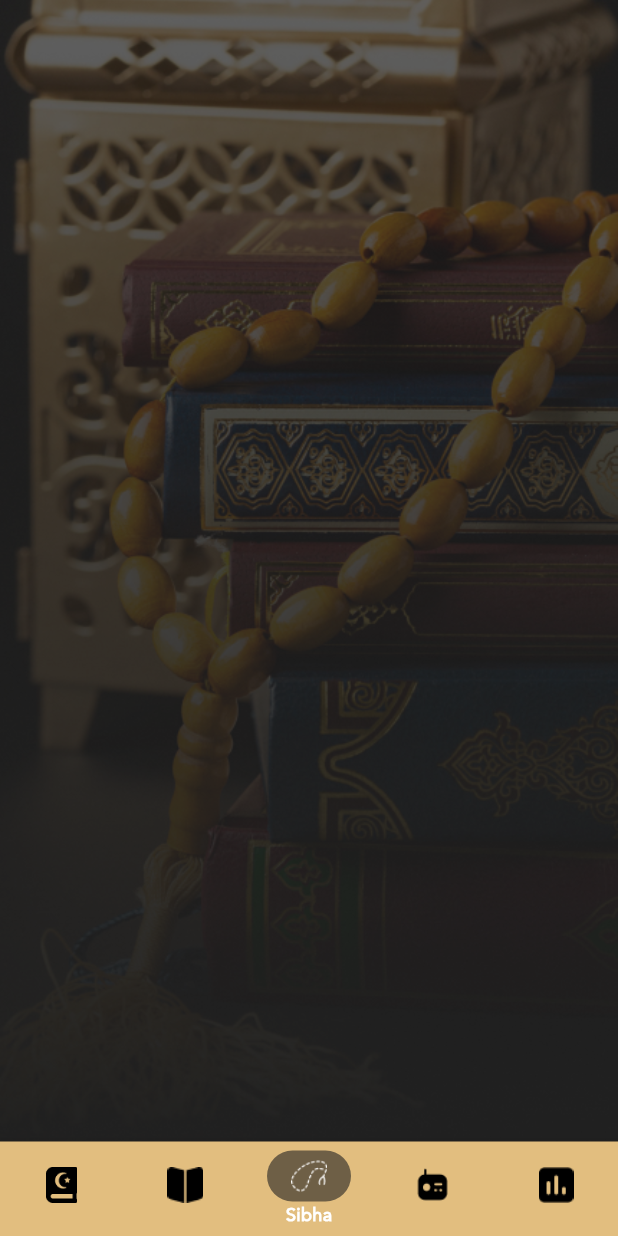
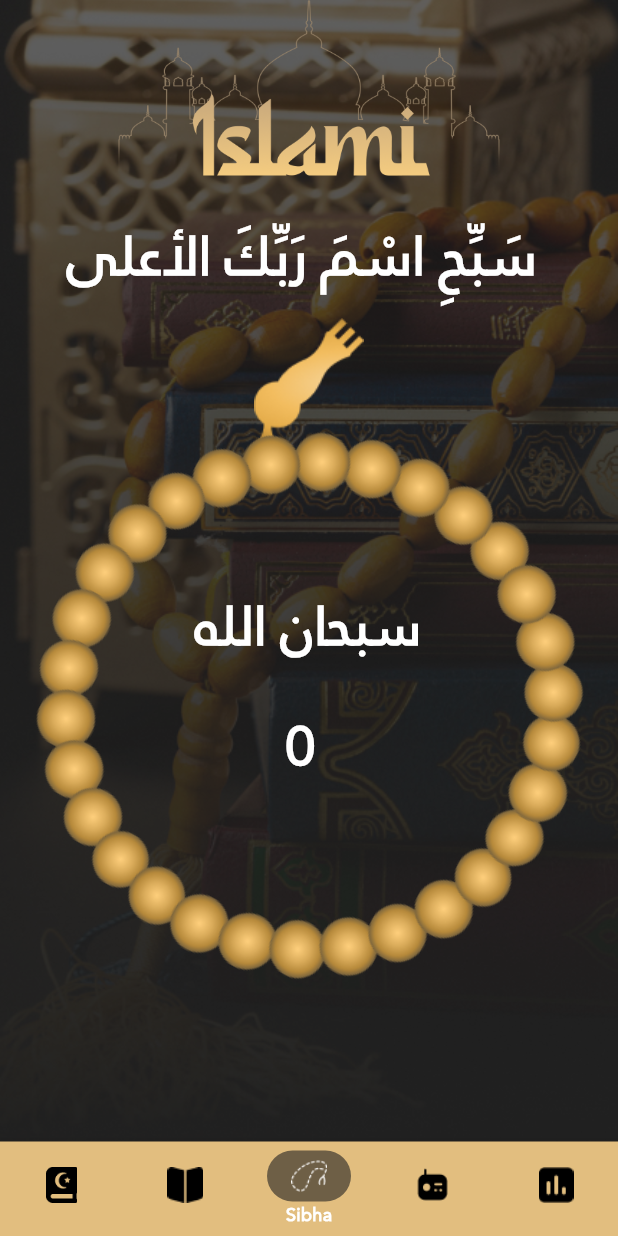
Before and after one commit to AliJamalll/islami_app, a Flutter app: the LayoutView screen opened by its route, item 3 of the bottom bar chosen, on a phone screen of 412 x 824 dp. Run offline on Flutter 3.47's test engine with Material 3 defaults, Android fonts, the phone set to English and light mode, and no system bars; our stand-ins replace smooth_page_indicator.

Commit message:
adding and finish sibha screen

```diff
--- a/lib/core/constants/app_assets.dart
+++ b/lib/core/constants/app_assets.dart
@@ -34,4 +34,8 @@ class AppAssets{
   static const String mosqueDown2 = '${_basePath}downmosqu2.png';
 
 
+  static const String firstPartSibha = '${_basePath}first part sibha.png';
+  static const String secondPartSibha = '${_basePath}second part sibha.png';
+
+
 }
--- a/lib/modules/hadith/hadith_details_view.dart
+++ b/lib/modules/hadith/hadith_details_view.dart
@@ -38,14 +38,19 @@ class _HadithDetailsViewState extends State<HadithDetailsView> {
       ),
       body: Column(
         children: [
-          Row(
+          Padding(
+            padding: const EdgeInsets.all(8.0),
+            child: Row(
               mainAxisAlignment: MainAxisAlignment.spaceBetween,
               children: [
                 Image(image:AssetImage(AppAssets.corner2,),color:AppColor.PrimaryColor,),
                 Image(image:AssetImage(AppAssets.corner1),color:AppColor.PrimaryColor,)
               ],
             ),
-          Text(
+          ),
+          Padding(
+            padding: const EdgeInsets.all(15.0),
+            child: Text(
               hadithContent,
               style :TextStyle(
                   fontFamily: 'janna',
@@ -53,8 +58,10 @@ class _HadithDetailsViewState extends State<HadithDetailsView> {
                   fontWeight: FontWeight.bold,
                   color: AppColor.PrimaryColor
               ),
-            textAlign: TextAlign.center,
+              textAlign: TextAlign.justify,
             ),
+          ),
+
           Spacer(),
         Image(image: AssetImage(AppAssets.mosqueDown2))
         ],
--- a/lib/modules/hadith/widgets/hadith_widget_container.dart
+++ b/lib/modules/hadith/widgets/hadith_widget_container.dart
@@ -20,7 +20,7 @@ class _HadithWidgetContainerState extends State<HadithWidgetContainer> {
   @override
   void initState() {
     super.initState();
-    loadHadeethDetails(widget.hadithModel.id); // Load the Hadith data on initialization
+    loadHadeethDetails(widget.hadithModel.id);
   }
 
   @override
@@ -42,8 +42,12 @@ class _HadithWidgetContainerState extends State<HadithWidgetContainer> {
           ),
           Positioned(
             bottom: 70,
-            left: 40,
+            left: 30,
             child: Image(image: AssetImage(AppAssets.quranWallpaper)),
+          ),
+          Positioned(
+            bottom: 1,
+            child: Image(image: AssetImage(AppAssets.mosqueDown)),
           ),
           Positioned(
             top: 50,
@@ -74,10 +78,7 @@ class _HadithWidgetContainerState extends State<HadithWidgetContainer> {
               ),
             ),
           ),
-          Positioned(
-            bottom: 1,
-            child: Image(image: AssetImage(AppAssets.mosqueDown)),
-          ),
+
         ],
       ),
     );
--- a/lib/modules/sibha/sibha_view.dart
+++ b/lib/modules/sibha/sibha_view.dart
@@ -1,21 +1,107 @@
 import 'package:flutter/material.dart';
+import 'package:islami/core/theme/app_color.dart';
 
 import '../../core/constants/app_assets.dart';
 
-class SibhaView extends StatelessWidget {
+class SibhaView extends StatefulWidget {
   const SibhaView({super.key});
 
   @override
+  State<SibhaView> createState() => _SibhaViewState();
+}
+
+
+
+class _SibhaViewState extends State<SibhaView> {
+   int counter = 0;
+   double angle = 0.5;
+  void rotateImage(){
+    setState(() {
+      angle += 0.5;
+      counter++;
+    });
+  }
+  @override
   Widget build(BuildContext context) {
-    return Container(
-      decoration: BoxDecoration(
-          image: DecorationImage(
-              image: AssetImage(
-                AppAssets.tasbihScreen,
+    return Stack(
+      children: [
+       Image(
+            image: AssetImage(
+              AppAssets.tasbihScreen,
+            ),
+            fit: BoxFit.cover,
+         width: double.infinity,
+       ),
+        SafeArea(
+          child: Center(
+            child: Column(
+            children: [
+              Image.asset(
+                'assets/images/Logo_quran_view.png',
+                width: 298,
+                height: 129,
               ),
-              fit: BoxFit.cover
-          )
-      ),
+              SizedBox(height: 16,),
+              Text('سَبِّحِ اسْمَ رَبِّكَ الأعلى ',
+              style: TextStyle(
+                fontSize: 36,
+                fontFamily: 'janna',
+                fontWeight: FontWeight.w700,
+                color: AppColor.white
+              ),
+              ),
+              SizedBox(height: 16,),
+              Stack(
+                children: [
+                  Center(
+                    child: Image(image: AssetImage(
+                        AppAssets.firstPartSibha
+                    )
+                    ),
+                  ),
+                  Positioned(
+                    top: 180,
+                    left: 130,
+                    child: Text("سبحان الله",
+                      style: TextStyle(
+                          fontSize: 36,
+                          fontFamily: 'janna',
+                          fontWeight: FontWeight.w700,
+                          color: AppColor.white
+                      ),
+                    ),
+                  ),
+                  Positioned(
+                    top: 260,
+                    left: 190,
+                    child: Text(
+                      counter.toString(),
+                      style: TextStyle(
+                          fontSize: 36,
+                          fontFamily: 'janna',
+                          fontWeight: FontWeight.w700,
+                          color: AppColor.white
+                      ),
+                    ),
+                  ),
+                  GestureDetector(
+                    onTap: rotateImage,
+                    child: Transform.rotate(
+                      angle: angle,
+                      child: Image(image: AssetImage(
+                          AppAssets.secondPartSibha
+                      ),
+                      ),
+                    ),
+                  ),
+                ],
+              ),
+
+            ],
+            ),
+          ),
+        ),
+      ],
     );
   }
 }
```
Also changed, not shown: assets/images/first part sibha.png (added), assets/images/second part sibha.png (added). Lines whose indentation alone changed are shown as unchanged.
